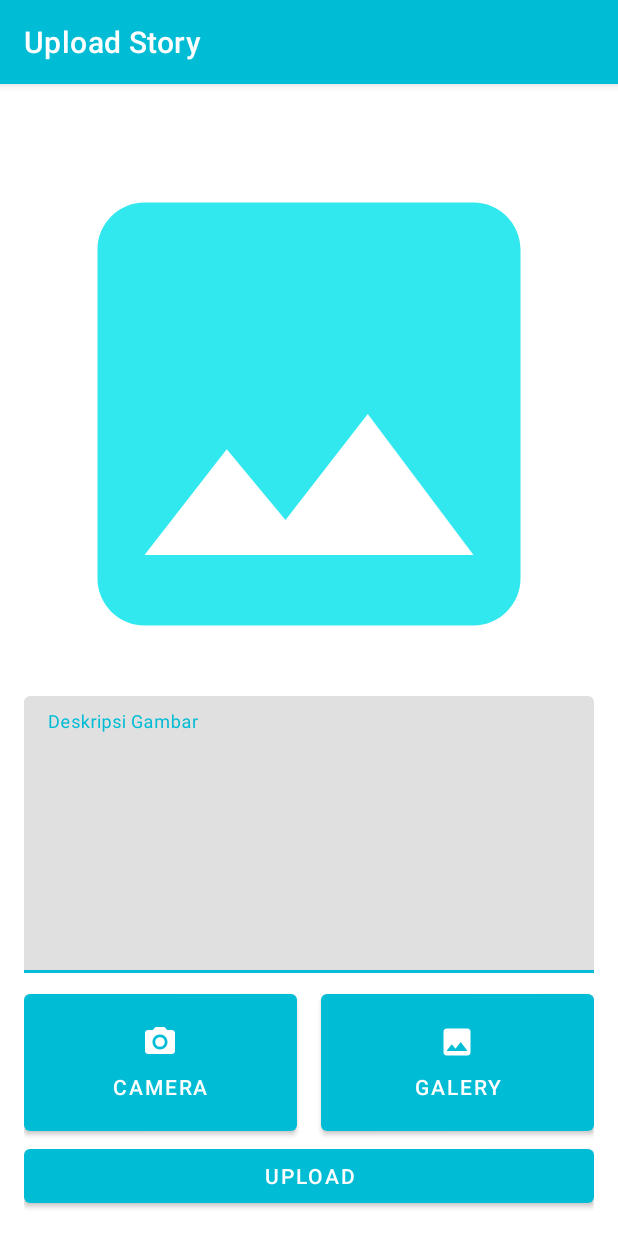
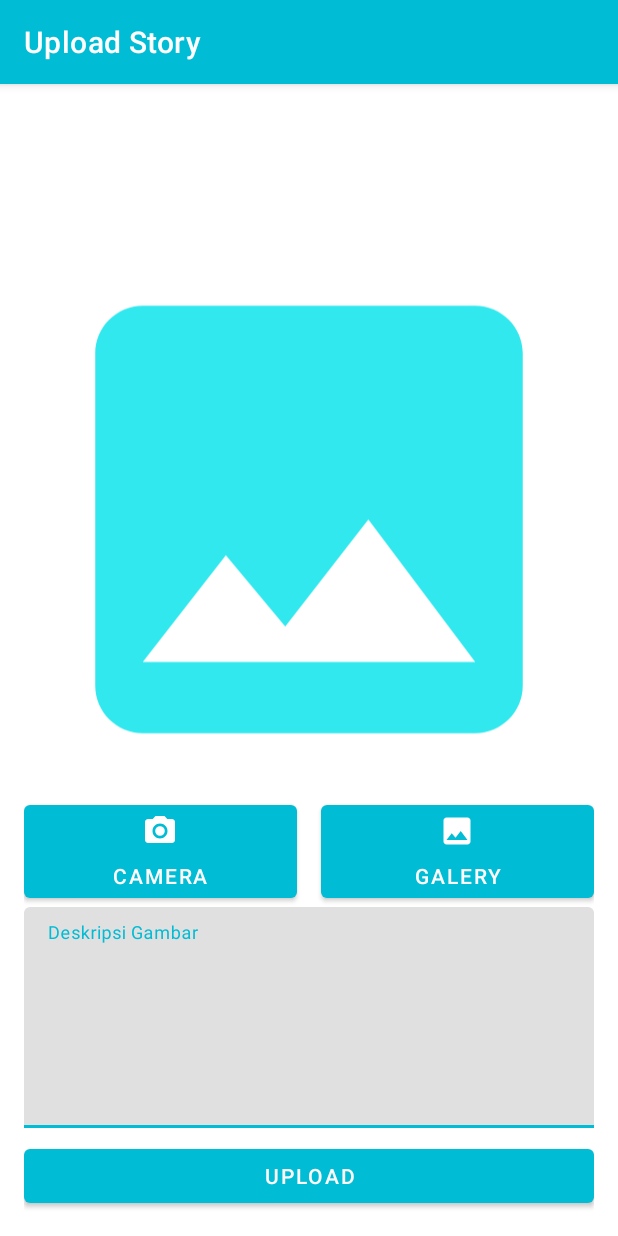
Before and after one commit to AkuraDiary/SubmissionAndroidIntermediate, an Android app: the UploadStoryActivity screen opened directly, with no data from a screen before it, on a phone screen of 412 x 824 dp. Run offline under Robolectric (Android 15) with nearby library versions, the phone set to English and light mode, and no system bars; libraries missing offline, so code that uses them is left out: com.shashank.sony; pictures from the network do not load.

Commit message:
moved buttons

```diff
--- a/app/src/main/res/layout/activity_upload_story.xml
+++ b/app/src/main/res/layout/activity_upload_story.xml
@@ -7,36 +7,12 @@
     android:padding="16dp"
     tools:context=".ui.addStory.UploadStoryActivity">
 
-    <com.google.android.material.textfield.TextInputLayout
-        android:id="@+id/teftFieldDesc"
-        style="@style/Widget.MaterialComponents.TextInputLayout.FilledBox.Dense"
-        android:layout_width="0dp"
-        android:layout_height="wrap_content"
-        android:layout_marginBottom="8dp"
-        app:layout_constraintBottom_toTopOf="@+id/btn_openCamera"
-        app:layout_constraintEnd_toEndOf="parent"
-        app:layout_constraintStart_toStartOf="parent">
-
-        <com.google.android.material.textfield.TextInputEditText
-
-            android:id="@+id/editTextAddDescription"
-            android:layout_width="match_parent"
-            android:layout_height="wrap_content"
-            android:gravity="top|start"
-            android:hint="Deskripsi Gambar"
-            android:inputType="textMultiLine"
-            android:lines="8"
-            android:maxLines="6"
-            android:scrollbars="vertical" />
-
-    </com.google.android.material.textfield.TextInputLayout>
-
     <ImageView
         android:id="@+id/imageViewPreview"
         android:layout_width="0dp"
         android:layout_height="0dp"
         android:layout_marginTop="16dp"
-        app:layout_constraintBottom_toTopOf="@+id/teftFieldDesc"
+        app:layout_constraintBottom_toTopOf="@+id/textFieldDesc"
         app:layout_constraintEnd_toEndOf="parent"
         app:layout_constraintStart_toStartOf="parent"
         app:layout_constraintTop_toTopOf="parent"
@@ -49,10 +25,10 @@
         android:layout_height="wrap_content"
         android:layout_marginEnd="8dp"
         android:drawableTop="@drawable/ic_camera"
-        android:padding="20dp"
+        android:padding="5dp"
         android:text="Camera"
         android:textColor="@color/white"
-        app:layout_constraintBottom_toTopOf="@+id/btnUpload"
+        app:layout_constraintBottom_toTopOf="@+id/textFieldDesc"
         app:layout_constraintEnd_toStartOf="@+id/guideline"
         app:layout_constraintStart_toStartOf="parent" />
 
@@ -69,13 +45,36 @@
         android:layout_height="wrap_content"
         android:layout_marginStart="8dp"
         android:drawableTop="@drawable/ic_image"
-        android:padding="20dp"
+        android:padding="5dp"
         android:text="Galery"
         android:textColor="@color/white"
-        app:layout_constraintBottom_toTopOf="@+id/btnUpload"
+        app:layout_constraintBottom_toTopOf="@+id/textFieldDesc"
         app:layout_constraintEnd_toEndOf="parent"
         app:layout_constraintStart_toStartOf="@+id/guideline" />
 
+    <com.google.android.material.textfield.TextInputLayout
+        android:id="@+id/textFieldDesc"
+        style="@style/Widget.MaterialComponents.TextInputLayout.FilledBox.Dense"
+        android:layout_width="0dp"
+        android:layout_height="wrap_content"
+        android:layout_marginBottom="8dp"
+        app:layout_constraintBottom_toTopOf="@+id/btnUpload"
+        app:layout_constraintEnd_toEndOf="parent"
+        app:layout_constraintStart_toStartOf="parent">
+
+        <com.google.android.material.textfield.TextInputEditText
+
+            android:id="@+id/editTextAddDescription"
+            android:layout_width="match_parent"
+            android:layout_height="wrap_content"
+            android:gravity="top|start"
+            android:hint="Deskripsi Gambar"
+            android:inputType="textMultiLine"
+            android:lines="6"
+            android:maxLines="6"
+            android:scrollbars="vertical" />
+
+    </com.google.android.material.textfield.TextInputLayout>
     <Button
         android:id="@+id/btnUpload"
         android:layout_width="0dp"
```
